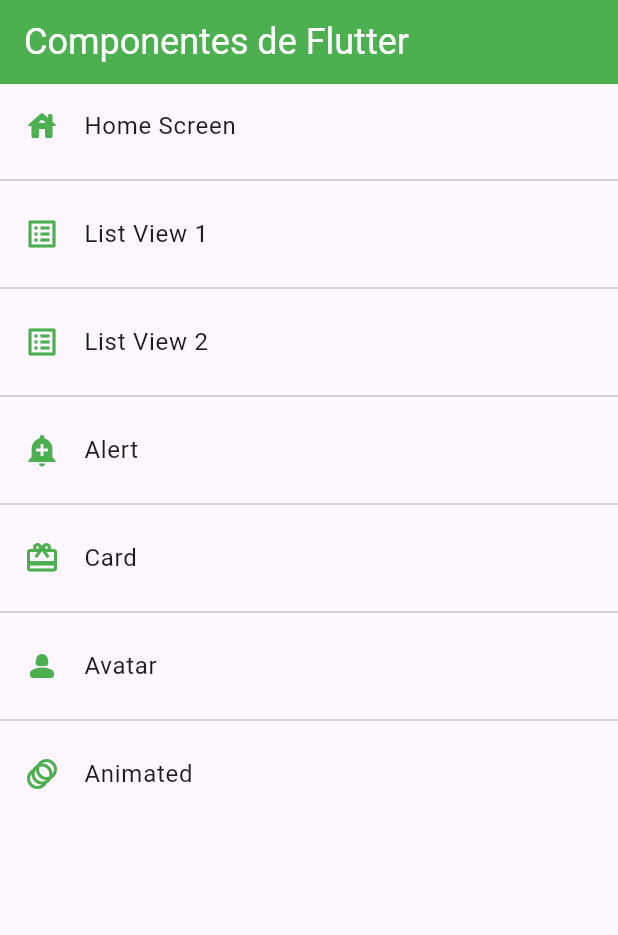
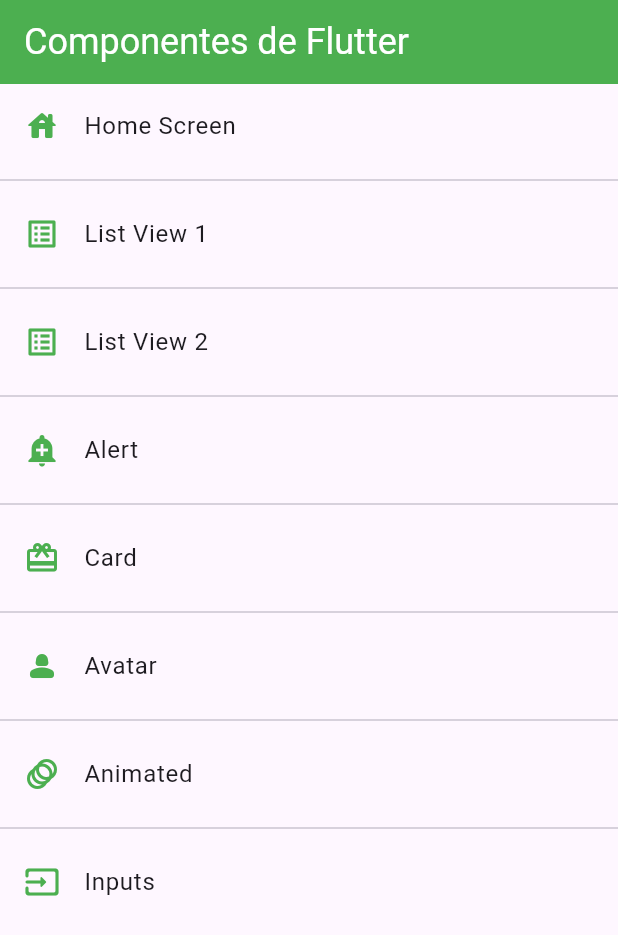
Before and after one commit to The-Crow-n/fl_components, a Flutter app: the screen it shows after launch, on a phone screen of 412 x 824 dp. Shown: the top 935 px of the screen. Run offline on Flutter 3.47's test engine with Material 3 defaults, Android fonts, the phone set to English and light mode, and no system bars.

```diff
--- a/lib/routes/app_routes.dart
+++ b/lib/routes/app_routes.dart
@@ -1,5 +1,6 @@
 import 'package:fl_components/models/models.dart';
 import 'package:fl_components/screens/animated_screen.dart';
+import 'package:fl_components/screens/inputs_screen.dart';
 import 'package:fl_components/screens/screens.dart';
 import 'package:flutter/material.dart';
 
@@ -41,7 +42,12 @@ class AppRoutes {
         route: 'animated',
         icon: Icons.animation,
         name: 'Animated',
-        screen: const AnimatedScreen())
+        screen: const AnimatedScreen()),
+    MenuOption(
+        route: 'inputs',
+        icon: Icons.input_rounded,
+        name: 'Inputs',
+        screen: const InputsScreen())
   ];
 
   static Map<String, Widget Function(BuildContext)> getAppRoutes() {
--- a/lib/screens/animated_screen.dart
+++ b/lib/screens/animated_screen.dart
@@ -2,7 +2,7 @@ import 'package:flutter/material.dart';
 import 'dart:math';
 
 class AnimatedScreen extends StatefulWidget {
-  const AnimatedScreen({Key? key}) : super(key: key);
+  const AnimatedScreen({super.key});
 
   @override
   State<AnimatedScreen> createState() => _AnimatedScreenState();
@@ -25,7 +25,7 @@ class _AnimatedScreenState extends State<AnimatedScreen> {
   Widget build(BuildContext context) {
     return Scaffold(
       appBar: AppBar(
-        title: Text('Animated Container'),
+        title: const Text('Animated Container'),
       ),
       body: Center(
         child: AnimatedContainer(
--- a/lib/screens/linux_screen.dart
+++ b/lib/screens/linux_screen.dart
@@ -17,7 +17,7 @@ class LinuxScreen extends StatelessWidget{
         body: ListView(
           padding: const EdgeInsets.symmetric(horizontal: 20, vertical: 10),
           children: [
-            CustomCardTipo2(imageUrl: this.imageURL, nombre: description)
+            CustomCardTipo2(imageUrl: imageURL, nombre: description)
           ],
         ));
   }
--- a/lib/screens/listview1_screen.dart
+++ b/lib/screens/listview1_screen.dart
@@ -1,4 +1,3 @@
-import 'package:fl_components/routes/app_routes.dart';
 import 'package:fl_components/screens/screens.dart';
 import 'package:flutter/material.dart';
 
--- a/lib/screens/listview2_screen.dart
+++ b/lib/screens/listview2_screen.dart
@@ -1,5 +1,4 @@
 import 'package:flutter/material.dart';
-import 'package:fl_components/screens/screens.dart';
 
 
 class Listview2Screen extends StatelessWidget {
--- a/lib/screens/screens.dart
+++ b/lib/screens/screens.dart
@@ -5,3 +5,4 @@ export 'package:fl_components/screens/card_screen.dart';
 export 'package:fl_components/screens/home_screen.dart';
 export 'package:fl_components/screens/linux_screen.dart';
 export 'package:fl_components/screens/avatar_screen.dart';
+export 'package:fl_components/screens/inputs_screen.dart';
--- a/lib/theme/app_theme.dart
+++ b/lib/theme/app_theme.dart
@@ -32,7 +32,7 @@ class AppTheme {
         style: ElevatedButton.styleFrom(
           backgroundColor: primary,
           foregroundColor: Colors.white,
-          shape: StadiumBorder(),
+          shape: const StadiumBorder(),
           elevation: 5,
         )
       )
```
Also changed, not shown: lib/screens/avatar_screen.dart (+5 -6 lines), lib/screens/inputs_screen.dart (added, +18 -0 lines).
